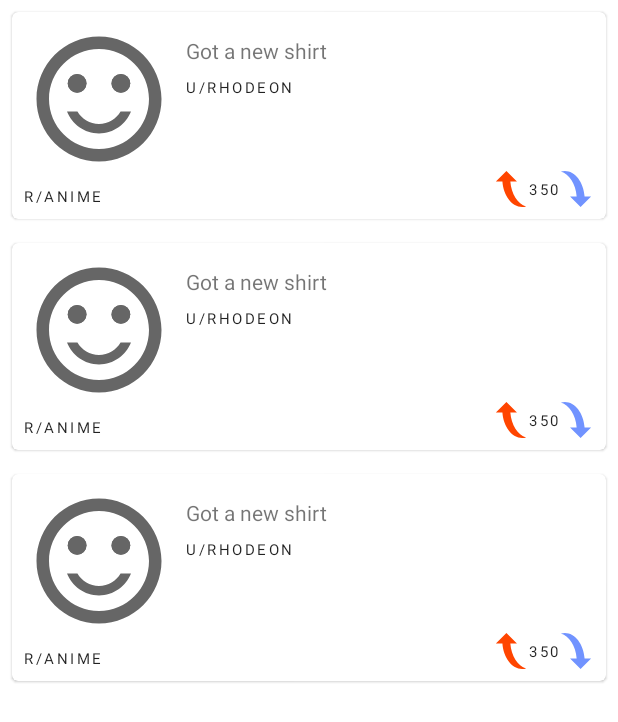
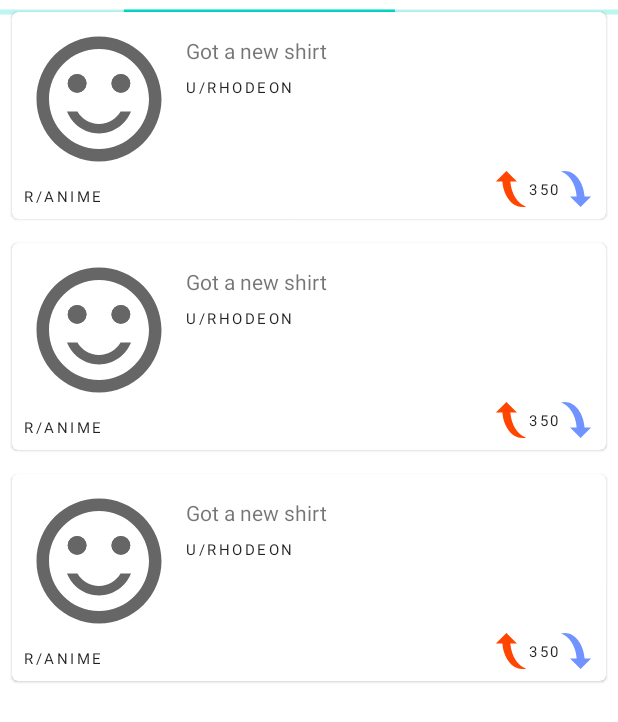
Before and after one commit to rhodeon/Habit_for_Reddit, an Android app: the layout fragment_post_list.xml on its own in the app's theme, with its tools: preview values and no code run, on a phone screen of 412 x 824 dp. Shown: the top 722 px of the screen. Run offline under Robolectric (Android 15) with nearby library versions, the phone set to English and light mode, and no system bars; Roboto replaces fonts that are not available here.

Commit message:
Added progress bars for post and comment lists.

```diff
--- a/app/src/main/AndroidManifest.xml
+++ b/app/src/main/AndroidManifest.xml
@@ -1,5 +1,6 @@
 <?xml version="1.0" encoding="utf-8"?>
-<manifest xmlns:android="http://schemas.android.com/apk/res/android"
+<manifest
+    xmlns:android="http://schemas.android.com/apk/res/android"
     package="com.rhodeon.habitforreddit">
 
     <uses-permission android:name="android.permission.INTERNET" />
--- a/app/src/main/java/com/rhodeon/habitforreddit/ui/postList/PostListFragment.kt
+++ b/app/src/main/java/com/rhodeon/habitforreddit/ui/postList/PostListFragment.kt
@@ -10,6 +10,7 @@ import androidx.lifecycle.Observer
 import androidx.navigation.fragment.navArgs
 import com.rhodeon.habitforreddit.MainNavDirections
 import com.rhodeon.habitforreddit.databinding.FragmentPostListBinding
+import com.rhodeon.habitforreddit.extensions.collapse
 import com.rhodeon.habitforreddit.extensions.navigateSafe
 import com.rhodeon.habitforreddit.models.link.Link
 import com.rhodeon.habitforreddit.models.link.LinkListing
@@ -22,7 +23,7 @@ class PostListFragment : Fragment() {
     private val args: PostListFragmentArgs by navArgs()
     private lateinit var postListViewModelFactory: PostListViewModelFactory
     private val postListViewModel: PostListViewModel by viewModels(
-        factoryProducer = {postListViewModelFactory}
+        factoryProducer = { postListViewModelFactory }
     )
 
     private var _binding: FragmentPostListBinding? = null
@@ -41,13 +42,14 @@ class PostListFragment : Fragment() {
     override fun onViewCreated(view: View, savedInstanceState: Bundle?) {
         super.onViewCreated(view, savedInstanceState)
 
-        val adapter = PostListAdapter{
+        val adapter = PostListAdapter {
             navigateToComments(it)
         }
         binding.postRecyclerView.adapter = adapter
 
         val viewModelObserver = Observer<LinkListing> { response ->
             adapter.submitList(response.data.children)
+            binding.progressBar.collapse()
         }
         postListViewModel.response.observe(viewLifecycleOwner, viewModelObserver)
     }
--- a/app/src/main/java/com/rhodeon/habitforreddit/ui/thread/ThreadFragment.kt
+++ b/app/src/main/java/com/rhodeon/habitforreddit/ui/thread/ThreadFragment.kt
@@ -10,6 +10,7 @@ import androidx.lifecycle.Observer
 import androidx.navigation.fragment.findNavController
 import androidx.navigation.fragment.navArgs
 import com.rhodeon.habitforreddit.databinding.FragmentThreadBinding
+import com.rhodeon.habitforreddit.extensions.collapse
 import com.rhodeon.habitforreddit.models.comment.CommentListing
 
 /**
@@ -20,7 +21,7 @@ class ThreadFragment : Fragment() {
     private val args: ThreadFragmentArgs by navArgs()
     private lateinit var factory: CommentsViewModelFactory
     private val viewModel: CommentsViewModel by viewModels(
-        factoryProducer = {factory}
+        factoryProducer = { factory }
     )
 
     private var _binding: FragmentThreadBinding? = null
@@ -35,7 +36,7 @@ class ThreadFragment : Fragment() {
         factory = CommentsViewModelFactory(args.permalink)
 
         _binding = FragmentThreadBinding.inflate(inflater, container, false)
-        return  binding.root
+        return binding.root
     }
 
     override fun onViewCreated(view: View, savedInstanceState: Bundle?) {
@@ -50,6 +51,7 @@ class ThreadFragment : Fragment() {
 
         val viewModelObserver = Observer<List<CommentListing>> { response ->
             adapter.submitList(response[1].data.children)
+            binding.progressBar.collapse()
         }
         viewModel.response.observe(viewLifecycleOwner, viewModelObserver)
     }
--- a/app/src/main/res/layout/fragment_post_list.xml
+++ b/app/src/main/res/layout/fragment_post_list.xml
@@ -1,8 +1,24 @@
 <?xml version="1.0" encoding="utf-8"?>
-<androidx.recyclerview.widget.RecyclerView xmlns:android="http://schemas.android.com/apk/res/android"
+
+<androidx.constraintlayout.widget.ConstraintLayout
+    xmlns:android="http://schemas.android.com/apk/res/android"
     xmlns:app="http://schemas.android.com/apk/res-auto"
     xmlns:tools="http://schemas.android.com/tools"
+    android:id="@+id/root"
+    android:layout_width="match_parent"
+    android:layout_height="match_parent">
 
+    <ProgressBar
+        android:id="@+id/progressBar"
+        style="?android:attr/progressBarStyleHorizontal"
+        android:layout_width="0dp"
+        android:layout_height="wrap_content"
+        android:indeterminate="true"
+        app:layout_constraintEnd_toEndOf="parent"
+        app:layout_constraintStart_toStartOf="parent"
+        app:layout_constraintTop_toTopOf="parent" />
+
+    <androidx.recyclerview.widget.RecyclerView
         android:id="@+id/postRecyclerView"
         android:layout_width="match_parent"
         android:layout_height="match_parent"
@@ -11,4 +27,8 @@
         app:layout_constraintEnd_toEndOf="parent"
         app:layout_constraintStart_toStartOf="parent"
         app:layout_constraintTop_toTopOf="parent"
-    tools:listitem="@layout/item_post_header" />
+        tools:listitem="@layout/item_post_header">
+
+    </androidx.recyclerview.widget.RecyclerView>
+
+</androidx.constraintlayout.widget.ConstraintLayout>
```
Also changed, not shown: app/src/main/java/com/rhodeon/habitforreddit/extensions/ViewExt.kt (added, +19 -0 lines), app/src/main/res/layout/fragment_thread.xml (+11 -1 lines). Lines whose indentation alone changed are shown as unchanged.
